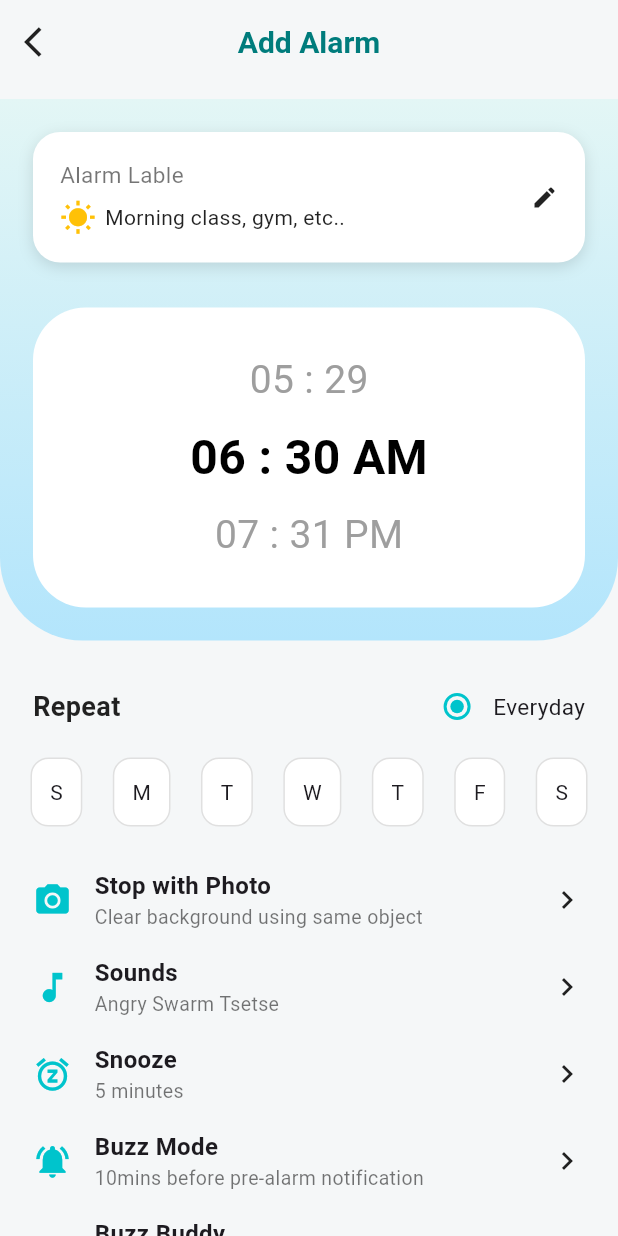
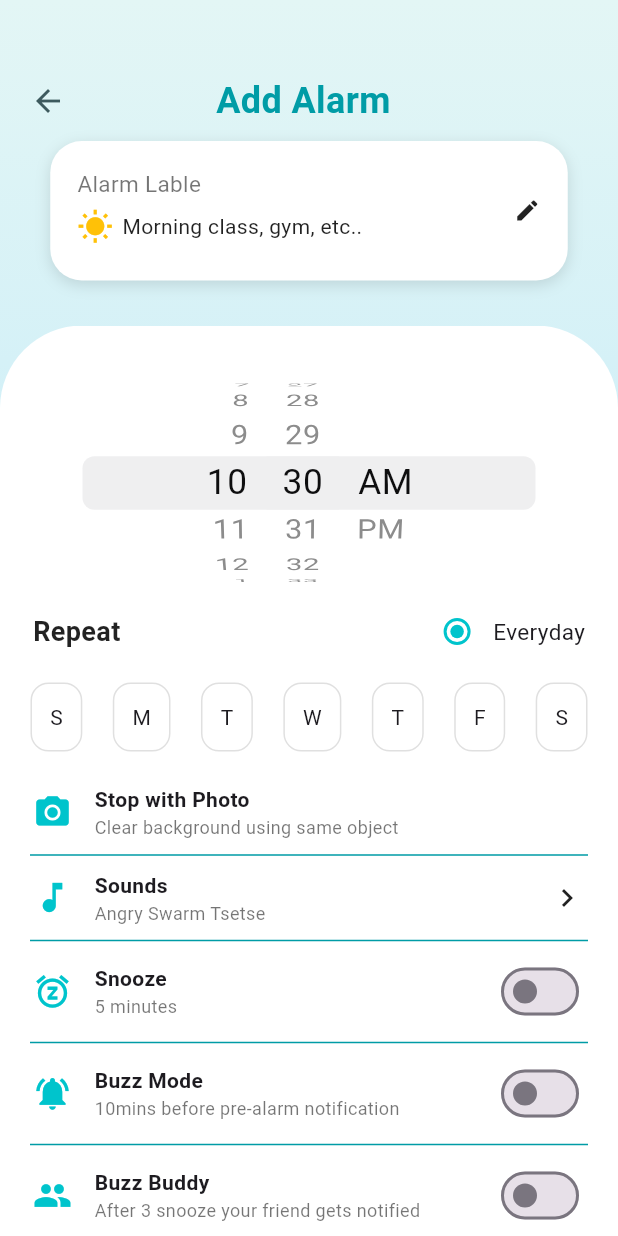
Before and after one commit to FluxtonX/Tsetse, a Flutter app: the AddAlarmScreen screen opened directly, on a phone screen of 412 x 824 dp. Run offline on Flutter 3.47's test engine with Material 3 defaults, Android fonts, the phone set to English and light mode, and no system bars; our stand-ins replace cloud_firestore, firebase_auth, firebase_core, image_picker, permission_handler, pin_code_fields; accounts and stored records are empty.

Commit message:
Add Alarm screen

```diff
--- a/lib/Widgets/example_image.dart
+++ b/lib/Widgets/example_image.dart
@@ -8,7 +8,7 @@ class ExampleImage extends StatelessWidget {
   final IconData icon;
   final Color iconColor;
 
-  const ExampleImage({
+  const ExampleImage({super.key,
     required this.imagePath,
     required this.innerPath,
     required this.label,
--- a/lib/Widgets/missoncard.dart
+++ b/lib/Widgets/missoncard.dart
@@ -7,7 +7,7 @@ class MissionCard extends StatelessWidget {
   final String subtitle;
   final VoidCallback onTap;
 
-  const MissionCard({
+  const MissionCard({super.key,
     required this.icon,
     required this.title,
     required this.subtitle,
--- a/lib/views/addalaram_screen.dart
+++ b/lib/views/addalaram_screen.dart
@@ -1,63 +1,68 @@
+import 'package:flutter/cupertino.dart';
 import 'package:flutter/material.dart';
+import 'package:tsetse/core/utils/app_colors.dart';
 
-class AddAlarmScreen extends StatelessWidget {
+class AddAlarmScreen extends StatefulWidget {
   const AddAlarmScreen({super.key});
 
   @override
+  State<AddAlarmScreen> createState() => _AddAlarmScreenState();
+}
+
+class _AddAlarmScreenState extends State<AddAlarmScreen> {
+  DateTime selectedTime = DateTime.now();
+
+  bool snooze = false;
+  bool buzz = false;
+  bool buddy = false;
+  bool spy = false;
+  @override
   Widget build(BuildContext context) {
     return Scaffold(
-      backgroundColor: const Color(0xFFF5F7F8),
-
-      // Custom Appbar
-      appBar: AppBar(
-        backgroundColor: const Color(0xFFF5F7F8),
-        elevation: 0,
-        leading: IconButton(
-          icon: const Icon(Icons.arrow_back_ios, color: Colors.black87),
-          onPressed: () => Navigator.pop(context),
-        ),
-        title: const Text(
-          "Add Alarm",
-          style: TextStyle(
-            fontSize: 20,
-            color: Color(0xFF007C7C),
-            fontWeight: FontWeight.bold,
-          ),
-        ),
-        centerTitle: true,
-      ),
-
-      body: SingleChildScrollView(
-        child: Column(
-          children: [
-            const SizedBox(height: 10),
-
-            // Gradient Top Section
-            Container(
+      body: Container(
+        height: double.infinity,
         width: double.infinity,
-              padding: const EdgeInsets.all(22),
         decoration: const BoxDecoration(
           gradient: LinearGradient(
             colors: [Color(0xFFE3F6F5), Color(0xFFB3E5FC)],
             begin: Alignment.topCenter,
             end: Alignment.bottomCenter,
           ),
-                borderRadius: BorderRadius.only(
-                  bottomLeft: Radius.circular(55),
-                  bottomRight: Radius.circular(55),
-                ),
         ),
         child: Column(
           children: [
-                  // Alarm Label card
+            SizedBox(height: 50),
+            Row(
+              children: [
+                SizedBox(width: 20),
+                const Icon(
+                  Icons.arrow_back_sharp,
+                  color: AppColors.subtittlecolor,
+                ),
+                Padding(
+                  padding: const EdgeInsets.symmetric(horizontal: 100),
+                  child: Text(
+                    'Add Alarm',
+                    style: TextStyle(
+                      fontSize: 24,
+                      fontWeight: FontWeight.bold,
+                      color: AppColors.Tsetsecolor,
+                    ),
+                  ),
+                ),
+              ],
+            ),
+
+            const SizedBox(height: 10),
+
+            // Gradient Top Section
             Container(
-                    padding: const EdgeInsets.symmetric(
-                      horizontal: 18,
-                      vertical: 18,
-                    ),
+              height: 93,
+              width: 345,
+              padding: const EdgeInsets.symmetric(horizontal: 18, vertical: 18),
               decoration: BoxDecoration(
                 color: Colors.white,
-                      borderRadius: BorderRadius.circular(18),
+                borderRadius: BorderRadius.circular(21),
                 boxShadow: [
                   BoxShadow(
                     color: Colors.black12,
@@ -74,10 +79,7 @@ class AddAlarmScreen extends StatelessWidget {
                     children: const [
                       Text(
                         "Alarm Lable",
-                              style: TextStyle(
-                                fontSize: 15,
-                                color: Colors.black54,
-                              ),
+                        style: TextStyle(fontSize: 15, color: Colors.black54),
                       ),
                       SizedBox(height: 6),
                       Row(
@@ -101,44 +103,40 @@ class AddAlarmScreen extends StatelessWidget {
             ),
 
             const SizedBox(height: 30),
-
-                  // Time Selector Wheel Cards
-                  Container(
+            Expanded(
+              child: SingleChildScrollView(
+                child: Container(
                   width: double.infinity,
-                    padding: EdgeInsets.symmetric(vertical: 30, horizontal: 10),
-                    decoration: BoxDecoration(
+                  decoration: const BoxDecoration(
                     color: Colors.white,
-                      borderRadius: BorderRadius.circular(35),
+                    borderRadius: BorderRadius.only(
+                      topLeft: Radius.circular(55),
+                      topRight: Radius.circular(55),
+                    ),
                   ),
                   child: Column(
-                      children: const [
-                        Text(
-                          "05 : 29",
-                          style: TextStyle(fontSize: 26, color: Colors.grey),
+                    children: [
+                      SizedBox(height: 30),
+
+                      // Time picker
+                      SizedBox(
+                        height: 150,
+                        child: CupertinoTheme(
+                          data: const CupertinoThemeData(
+                            brightness: Brightness.light,
                           ),
-                        SizedBox(height: 10),
-                        Text(
-                          "06 : 30 AM",
-                          style: TextStyle(
-                            fontSize: 32,
-                            color: Colors.black,
-                            fontWeight: FontWeight.bold,
+                          child: CupertinoDatePicker(
+                            mode: CupertinoDatePickerMode.time,
+                            initialDateTime: selectedTime,
+                            use24hFormat: false,
+                            onDateTimeChanged: (DateTime newTime) {
+                              setState(() {
+                                selectedTime = newTime;
+                              });
+                            },
                           ),
                         ),
-                        SizedBox(height: 10),
-                        Text(
-                          "07 : 31 PM",
-                          style: TextStyle(fontSize: 26, color: Colors.grey),
                       ),
-                      ],
-                    ),
-                  ),
-                ],
-              ),
-            ),
-
-            const SizedBox(height: 20),
-
                       // Repeat Section
                       Padding(
                         padding: const EdgeInsets.symmetric(horizontal: 22),
@@ -161,13 +159,15 @@ class AddAlarmScreen extends StatelessWidget {
                                   onChanged: (v) {},
                                   activeColor: Color(0xFF00C4CC),
                                 ),
-                      const Text("Everyday", style: TextStyle(fontSize: 15)),
+                                const Text(
+                                  "Everyday",
+                                  style: TextStyle(fontSize: 15),
+                                ),
                               ],
                             ),
                           ],
                         ),
                       ),
-
                       const SizedBox(height: 10),
 
                       // Weekday Selector
@@ -183,7 +183,6 @@ class AddAlarmScreen extends StatelessWidget {
                           _day("S"),
                         ],
                       ),
-
                       const SizedBox(height: 20),
 
                       _settingTile(
@@ -191,28 +190,107 @@ class AddAlarmScreen extends StatelessWidget {
                         "Stop with Photo",
                         "Clear background using same object",
                       ),
-            _settingTile(Icons.music_note, "Sounds", "Angry Swarm Tsetse"),
-            _settingTile(Icons.snooze, "Snooze", "5 minutes"),
+                      Padding(
+                        padding: const EdgeInsets.symmetric(horizontal: 20),
+                        child: Divider(
+                          color: AppColors.Tsetsecolor,
+                          thickness: 1,
+                        ),
+                      ),
+
+                      _settingTile(
+                        Icons.music_note,
+                        "Sounds",
+                        "Angry Swarm Tsetse",
+                        trailingIcon: Icons.chevron_right,
+                      ),
+                      Padding(
+                        padding: const EdgeInsets.symmetric(horizontal: 20),
+                        child: Divider(
+                          color: AppColors.Tsetsecolor,
+                          thickness: 1,
+                        ),
+                      ),
+                      _settingTile(
+                        Icons.snooze,
+                        "Snooze",
+                        "5 minutes",
+                        showSwitch: true,
+                        switchValue: snooze,
+                        onToggle: (value) {
+                          setState(() {
+                            snooze = value;
+                          });
+                        },
+                      ),
+                      Padding(
+                        padding: const EdgeInsets.symmetric(horizontal: 20),
+                        child: Divider(
+                          color: AppColors.Tsetsecolor,
+                          thickness: 1,
+                        ),
+                      ),
                       _settingTile(
                         Icons.notifications_active,
                         "Buzz Mode",
                         "10mins before pre-alarm notification",
+                        showSwitch: true,
+                        switchValue: buzz,
+                        onToggle: (value) {
+                          setState(() {
+                            buzz = value;
+                          });
+                        },
+                      ),
+                      Padding(
+                        padding: const EdgeInsets.symmetric(horizontal: 20),
+                        child: Divider(
+                          color: AppColors.Tsetsecolor,
+                          thickness: 1,
+                        ),
                       ),
                       _settingTile(
                         Icons.group,
                         "Buzz Buddy",
                         "After 3 snooze your friend gets notified",
+                        showSwitch: true,
+                        switchValue: buddy,
+                        onToggle: (value) {
+                          setState(() {
+                            buddy = value;
+                          });
+                        },
+                      ),
+                      Padding(
+                        padding: const EdgeInsets.symmetric(horizontal: 20),
+                        child: Divider(
+                          color: AppColors.Tsetsecolor,
+                          thickness: 1,
+                        ),
                       ),
                       _settingTile(
                         Icons.visibility,
                         "Spy Mode",
                         "Predicts your wake-up performance",
+                        showSwitch: true,
+                        switchValue: spy,
+                        onToggle: (value) {
+                          setState(() {
+                            spy = value;
+                          });
+                        },
                       ),
-
+                      Padding(
+                        padding: const EdgeInsets.symmetric(horizontal: 20),
+                        child: Divider(
+                          color: AppColors.Tsetsecolor,
+                          thickness: 1,
+                        ),
+                      ),
                       const SizedBox(height: 20),
 
                       // Save button
-            Container(
+                      SizedBox(
                         width: 250,
                         child: ElevatedButton(
                           style: ElevatedButton.styleFrom(
@@ -234,33 +312,51 @@ class AddAlarmScreen extends StatelessWidget {
                     ],
                   ),
                 ),
+              ),
+            ),
+          ],
+        ),
+      ),
     );
   }
 
   // Reusable setting tile
-  Widget _settingTile(IconData icon, String title, String subtitle) {
+  Widget _settingTile(
+    IconData icon,
+    String title,
+    String subtitle, {
+    IconData? trailingIcon, // OPTIONAL
+    bool showSwitch = false,
+    bool switchValue = false,
+    ValueChanged<bool>? onToggle,
+  }) {
     return Padding(
-      padding: const EdgeInsets.symmetric(horizontal: 22, vertical: 8),
+      padding: const EdgeInsets.symmetric(horizontal: 22, vertical: 2),
       child: Row(
         children: [
           Icon(icon, color: Color(0xFF00C4CC), size: 26),
           const SizedBox(width: 15),
+
           Expanded(
             child: Column(
               crossAxisAlignment: CrossAxisAlignment.start,
               children: [
                 Text(
                   title,
-                  style: TextStyle(fontSize: 16, fontWeight: FontWeight.w600),
+                  style: TextStyle(fontSize: 14, fontWeight: FontWeight.w600),
                 ),
                 Text(
                   subtitle,
-                  style: TextStyle(fontSize: 13, color: Colors.black54),
+                  style: TextStyle(fontSize: 12, color: Colors.black54),
                 ),
               ],
             ),
           ),
-          const Icon(Icons.chevron_right),
+
+          if (showSwitch) Switch(value: switchValue, onChanged: onToggle),
+
+          // 🟩 TRAILING ICON (only if switch is NOT shown AND icon provided)
+          if (!showSwitch && trailingIcon != null) Icon(trailingIcon),
         ],
       ),
     );
--- a/lib/views/authentication/auth_wrapper.dart
+++ b/lib/views/authentication/auth_wrapper.dart
@@ -1,6 +1,5 @@
 import 'package:firebase_auth/firebase_auth.dart';
 import 'package:flutter/material.dart';
-import 'package:tsetse/views/Home_screen.dart';
 import 'package:tsetse/views/authentication/permission.dart';
 import 'package:tsetse/views/splash_screen.dart';
 
--- a/lib/views/authentication/permission.dart
+++ b/lib/views/authentication/permission.dart
@@ -8,7 +8,7 @@ import 'package:tsetse/views/authentication/auth_screen.dart'
 import 'package:tsetse/views/authentication/firebaseauthenrication_Screen.dart';
 
 class PermissionScreen extends StatefulWidget {
-  PermissionScreen({super.key});
+  const PermissionScreen({super.key});
 
   @override
   State<PermissionScreen> createState() => _PermissionScreenState();
@@ -45,7 +45,16 @@ class _PermissionScreenState extends State<PermissionScreen> {
   }
 
   Future<void> contactsPermission() async {
-    var status = await Permission.contacts.request();
+    final status = await Permission.contacts.request();
+
+    if (status.isDenied) {
+      await Permission.contacts.request();
+    }
+
+    if (status.isPermanentlyDenied) {
+      openAppSettings();
+    }
+
     setState(() {
       contactsGranted = status.isGranted;
     });
--- a/lib/views/wakeup_activation.dart
+++ b/lib/views/wakeup_activation.dart
@@ -239,7 +239,7 @@ class _WakeupActivationState extends State<WakeupActivation> {
         borderRadius: BorderRadius.vertical(top: Radius.circular(32)),
       ),
       builder: (_) {
-        return Container(
+        return SizedBox(
           height: 700,
           child: Padding(
             padding: const EdgeInsets.symmetric(horizontal: 25, vertical: 30),
```
Also changed, not shown: lib/main.dart (line endings or trailing spaces), 1 other file. Lines whose indentation alone changed are shown as unchanged.
